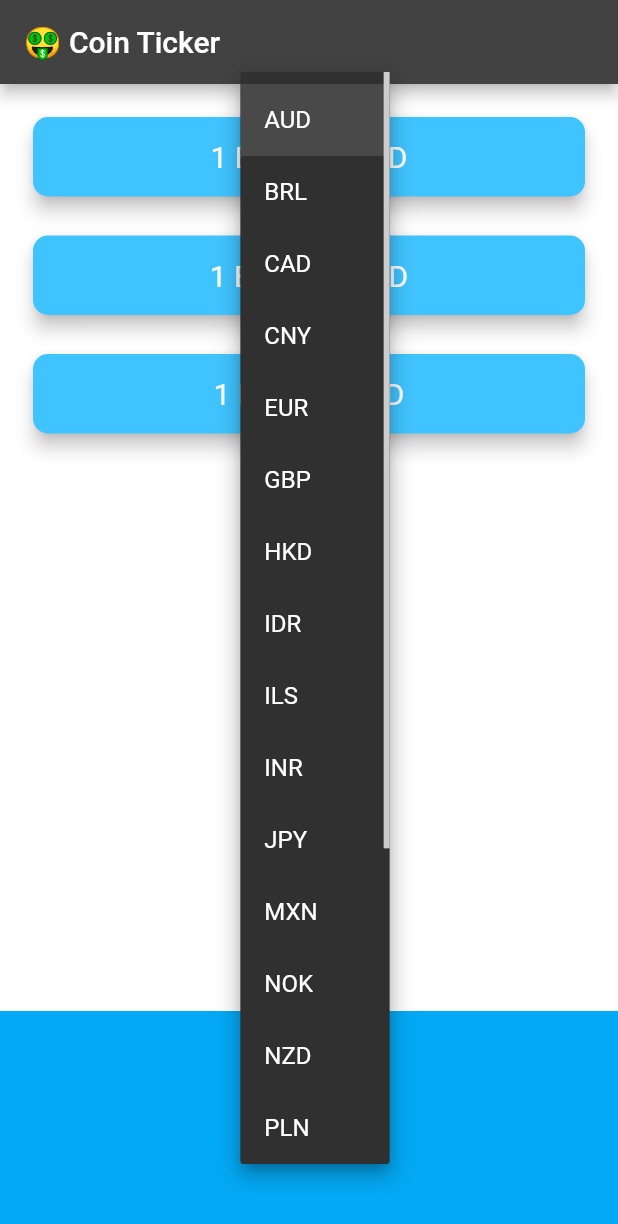
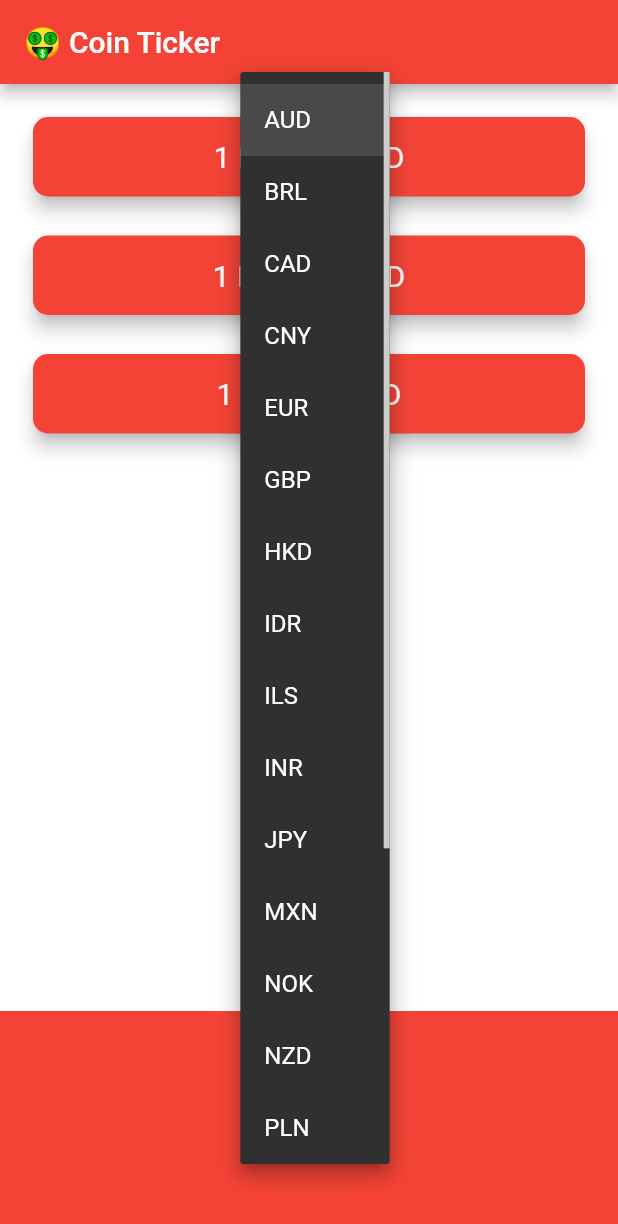
Before and after one commit to abrarali-official/bitcoin_ticker, a Flutter app: the screen it shows after launch, after a tap on "AUD", on a phone screen of 412 x 824 dp. Shown: the top 1224 px of the screen. Run offline on Flutter 3.47's test engine with Material 2 defaults, Android fonts, the phone set to English and light mode, and no system bars; network calls fail.

```diff
--- a/lib/coin_data.dart
+++ b/lib/coin_data.dart
@@ -1,6 +1,7 @@
 // ignore_for_file: avoid_print
 
 import 'dart:convert';
+
 import 'package:http/http.dart' as http;
 
 const List<String> currenciesList = [
@@ -38,7 +39,8 @@ class CoinData {
     for (String crypto in cryptoList) {
       String requestURL =
           '$coinAPIURL/$crypto/$selectedCurrency?apikey=$apiKey';
-      http.Response response = await http.get(Uri.dataFromString(requestURL));
+      http.Response response = await http.get(Uri.parse(requestURL));
+      print(requestURL);
       if (response.statusCode == 200) {
         var decodedData = jsonDecode(response.body);
         double price = decodedData['rate'];
--- a/lib/price_screen.dart
+++ b/lib/price_screen.dart
@@ -43,7 +43,7 @@ class _PriceScreenState extends State<PriceScreen> {
     }
 
     return CupertinoPicker(
-      backgroundColor: Colors.lightBlue,
+      backgroundColor: Colors.red,
       itemExtent: 32.0,
       onSelectedItemChanged: (selectedIndex) {
         setState(() {
@@ -58,7 +58,7 @@ class _PriceScreenState extends State<PriceScreen> {
   Map<String, String> coinValues = {};
   bool isWaiting = false;
 
-  void getData() async {
+  getData() async {
     isWaiting = true;
     try {
       var data = await CoinData().getCoinData(selectedCurrency);
@@ -84,7 +84,7 @@ class _PriceScreenState extends State<PriceScreen> {
         CryptoCard(
           cryptoCurrency: crypto,
           selectedCurrency: selectedCurrency,
-          value: coinValues.toString(),
+          value: isWaiting ? '?' : coinValues[crypto].toString(),
         ),
       );
     }
@@ -98,6 +98,7 @@ class _PriceScreenState extends State<PriceScreen> {
   Widget build(BuildContext context) {
     return Scaffold(
       appBar: AppBar(
+        backgroundColor: Colors.red,
         title: const Text('🤑 Coin Ticker'),
       ),
       body: Column(
@@ -109,7 +110,7 @@ class _PriceScreenState extends State<PriceScreen> {
             height: 150.0,
             alignment: Alignment.center,
             padding: const EdgeInsets.only(bottom: 30.0),
-            color: Colors.lightBlue,
+            color: Colors.red,
             child: Platform.isIOS ? iOSPicker() : androidDropdown(),
           ),
         ],
@@ -135,7 +136,7 @@ class CryptoCard extends StatelessWidget {
     return Padding(
       padding: const EdgeInsets.fromLTRB(18.0, 18.0, 18.0, 0),
       child: Card(
-        color: Colors.lightBlueAccent,
+        color: Colors.red,
         elevation: 5.0,
         shape: RoundedRectangleBorder(
           borderRadius: BorderRadius.circular(10.0),
```
